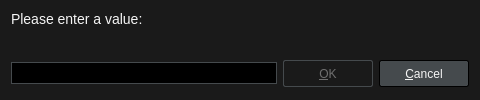
First picture: the form in src/ui/inputdialog.ui, repository liberize/Baka-MPlayer, before the edit.
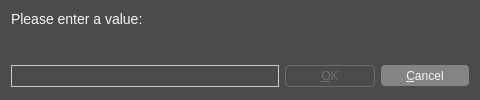
Second picture: the form after the edit.

```diff
--- a/src/ui/inputdialog.ui
+++ b/src/ui/inputdialog.ui
@@ -15,17 +15,17 @@
   </property>
   <property name="styleSheet">
    <string notr="true">QWidget {
-	font: 12px &quot;Noto Sans&quot;, &quot;FreeSans&quot;;
-	background: #1A1A1A;
-	color: whitesmoke;
+  font: 12px &quot;Noto Sans&quot;, &quot;FreeSans&quot;;
+  background: #4B4B4B;
+  color: whitesmoke;
 }
 
 /* QLineEdit */
 
 QLineEdit {
-	background: #000;
-	border: 1px solid #454A4D;
-	padding: 2px;
+  background: #4B4B4B;
+  border: 1px solid #CACACA;
+  padding: 2px;
 }
 QLineEdit:focus {
 	border: 1px solid #008098;
@@ -34,13 +34,13 @@
 /* QPushButton */
 
 QPushButton {
-	background: #454A4D;
-	border: 1px solid #000;
-	border-radius: 2px;
-	color: whitesmoke;
-	min-width: 76px;
-	min-height: 17px;
-	padding: 4px 6px;
+  background: #848484;
+  border: none;
+  border-radius: 4px;
+  color: whitesmoke;
+  min-width: 76px;
+  min-height: 15px;
+  padding: 3px 6px;
 }
 QPushButton:focus {
 	border: 1px solid #008098;
@@ -50,9 +50,9 @@
 	background: #2E3133;
 }
 QPushButton:disabled {
-	background: transparent;
-	border: 1px solid #454A4D;
-	color: #6F6F6F;
+  background: transparent;
+  border: 1px solid #6E6E6E;
+  color: #6F6F6F;
 }</string>
   </property>
   <layout class="QVBoxLayout" name="verticalLayout">
```
Left out of the diff: 8 changed lines with no effect on the pictures.
